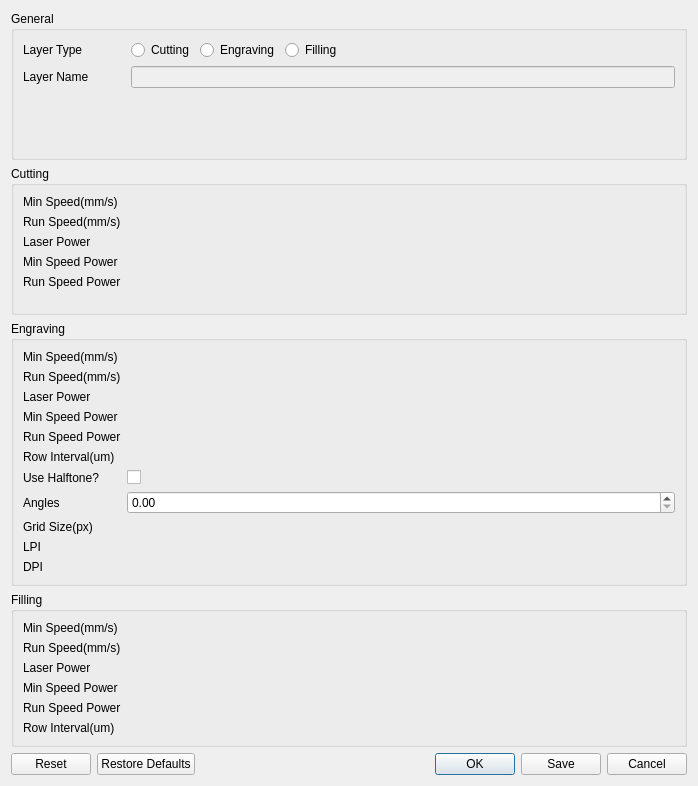
This is src/ui/LaserLayerDialog.ui in oneminute/LaserController as Qt 5 draws it before an edit. The edited form follows.
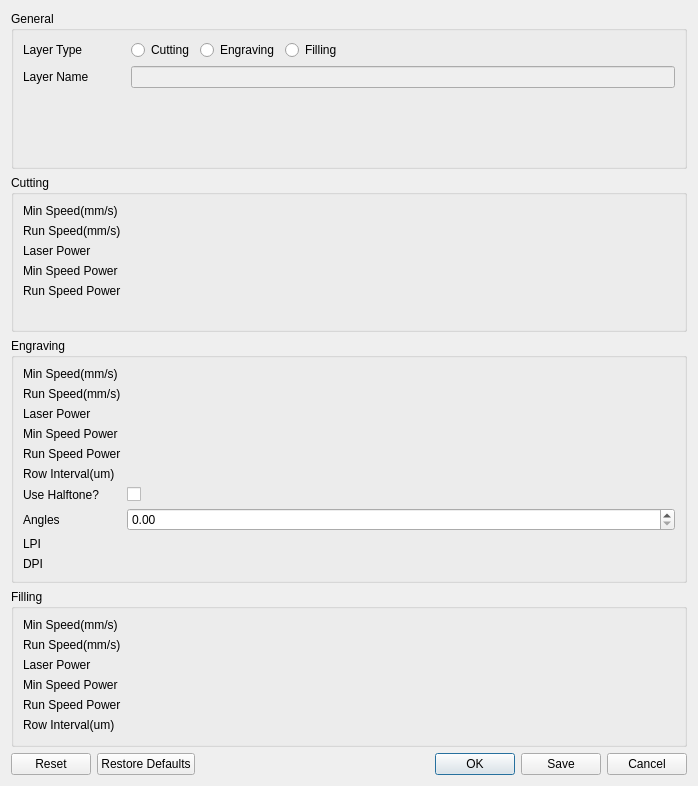
This is the edited form. Custom widgets are drawn as their Qt base class.

What changed in the file:
```diff
--- a/src/ui/LaserLayerDialog.ui
+++ b/src/ui/LaserLayerDialog.ui
@@ -221,6 +221,16 @@
       <item row="8" column="1">
        <widget class="FloatEditSlider" name="editSliderEngravingRunSpeedPower" native="true"/>
       </item>
+      <item row="9" column="0">
+       <widget class="QLabel" name="labelEngravingRowInterval">
+        <property name="text">
+         <string>Row Interval(um)</string>
+        </property>
+       </widget>
+      </item>
+      <item row="9" column="1">
+       <widget class="EditSlider" name="editSliderEngravingRowInterval" native="true"/>
+      </item>
       <item row="10" column="0">
        <widget class="QLabel" name="label_11">
         <property name="text">
@@ -235,36 +245,6 @@
         </property>
        </widget>
       </item>
-      <item row="13" column="0">
-       <widget class="QLabel" name="label_2">
-        <property name="text">
-         <string>LPI</string>
-        </property>
-       </widget>
-      </item>
-      <item row="13" column="1">
-       <widget class="EditSlider" name="editSliderLPI" native="true"/>
-      </item>
-      <item row="15" column="0">
-       <widget class="QLabel" name="label_4">
-        <property name="text">
-         <string>DPI</string>
-        </property>
-       </widget>
-      </item>
-      <item row="15" column="1">
-       <widget class="EditSlider" name="editSliderDPI" native="true"/>
-      </item>
-      <item row="9" column="0">
-       <widget class="QLabel" name="labelEngravingRowInterval">
-        <property name="text">
-         <string>Row Interval(um)</string>
-        </property>
-       </widget>
-      </item>
-      <item row="9" column="1">
-       <widget class="EditSlider" name="editSliderEngravingRowInterval" native="true"/>
-      </item>
       <item row="11" column="0">
        <widget class="QLabel" name="label_3">
         <property name="text">
@@ -272,18 +252,28 @@
         </property>
        </widget>
       </item>
-      <item row="12" column="0">
-       <widget class="QLabel" name="label_12">
-        <property name="text">
-         <string>Grid Size(px)</string>
-        </property>
-       </widget>
-      </item>
       <item row="11" column="1">
        <widget class="QDoubleSpinBox" name="doubleSpinBoxHalftoneAngles"/>
       </item>
+      <item row="12" column="0">
+       <widget class="QLabel" name="label_2">
+        <property name="text">
+         <string>LPI</string>
+        </property>
+       </widget>
+      </item>
       <item row="12" column="1">
-       <widget class="EditSlider" name="editSliderHalftoneGridSize" native="true"/>
+       <widget class="EditSlider" name="editSliderLPI" native="true"/>
+      </item>
+      <item row="14" column="0">
+       <widget class="QLabel" name="label_4">
+        <property name="text">
+         <string>DPI</string>
+        </property>
+       </widget>
+      </item>
+      <item row="14" column="1">
+       <widget class="EditSlider" name="editSliderDPI" native="true"/>
       </item>
      </layout>
     </widget>
```
